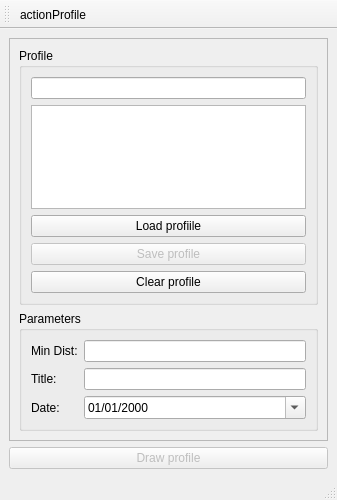
Qt form ui/profile.ui (Giswater/giswater_qgis_plugin) before a commit.
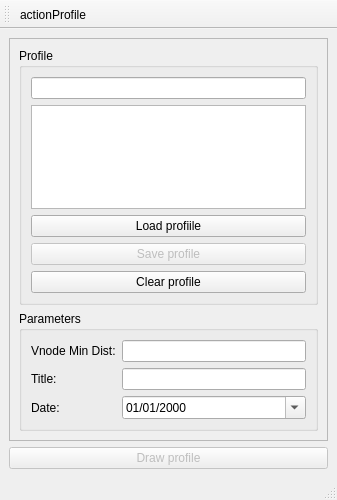
The same form after that commit. Icons and pictures are not drawn.

Commit message: Update profile forms

Patch:
```diff
--- a/ui/profile.ui
+++ b/ui/profile.ui
@@ -73,7 +73,7 @@
            <item row="0" column="0">
             <widget class="QLabel" name="lbl_min_distance">
              <property name="text">
-              <string>Min Dist:</string>
+              <string>Vnode Min Dist:</string>
              </property>
             </widget>
            </item>
```
Left out of the diff: 29 changed lines with no effect on the pictures.
